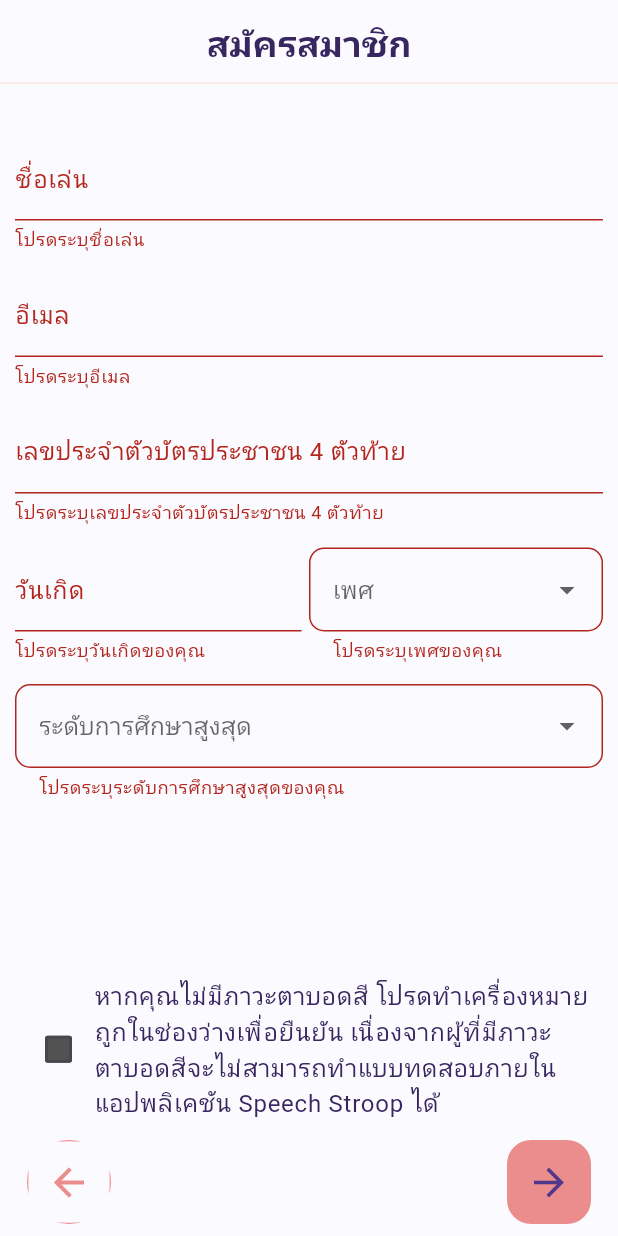
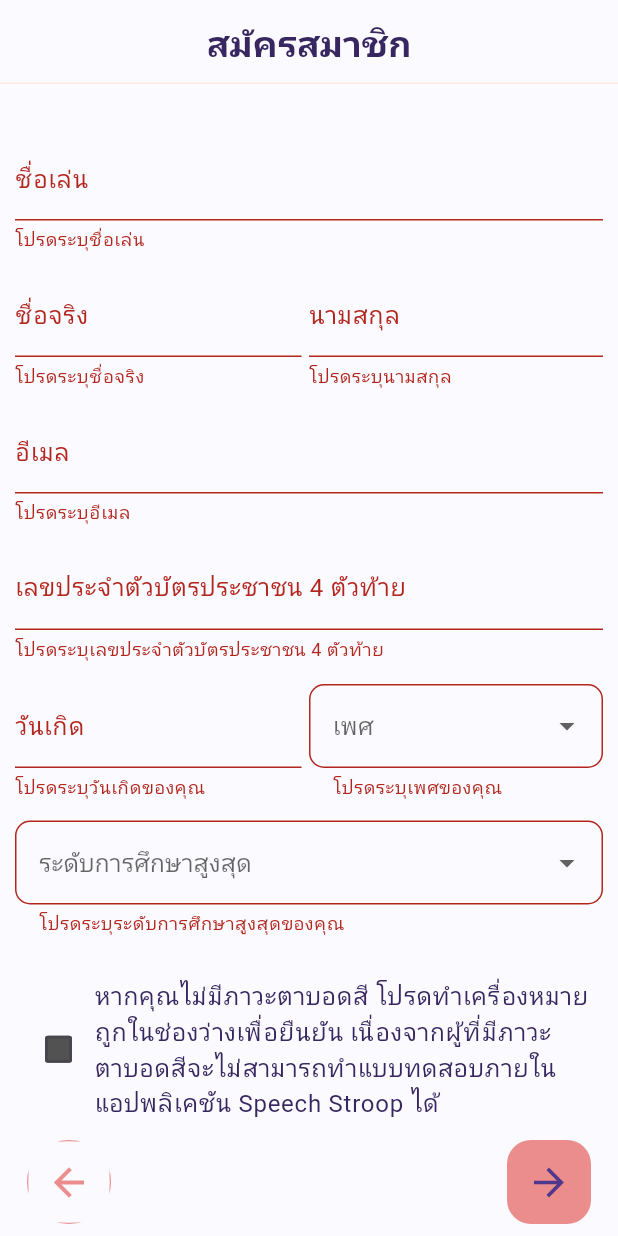
Before and after one commit to anpdgr/SpeechStroop, a Flutter app: the Register2Screen screen opened by its route, after a tap on the "arrow forward" icon, on a phone screen of 412 x 824 dp. Run offline on Flutter 3.47's test engine with Material 2 defaults, Android fonts, the light colour scheme and no system bars; our stand-ins replace animated_text_kit, avatar_glow, logger, permission_handler, speech_to_text, tuple; missing offline and left inert: buddhist_datetime_dateformat, mongo_dart; accounts and stored records are empty; Roboto replaces fonts that are missing (BaiJamjuree).

Commit message:
feat(register): add name and surname field in userModel and register screen

```diff
--- a/speech_stroop/lib/screens/auth/register.dart
+++ b/speech_stroop/lib/screens/auth/register.dart
@@ -15,7 +15,7 @@ PreconditionScore readingAbilityTest = PreconditionScore(0, DateTime.now());
 Precondition precondition =
     Precondition(true, colorVisibilityTest, readingAbilityTest, false);
 User registerReq = User(
-    '', '', '', '', DateTime.now(), '', '', userHealthScores, precondition);
+    '', '', '', '', '', '', DateTime.now(), '', '', userHealthScores, precondition);
 
 class RegisterScreen extends StatefulWidget {
   const RegisterScreen({Key key}) : super(key: key);
--- a/speech_stroop/lib/screens/auth/register2.dart
+++ b/speech_stroop/lib/screens/auth/register2.dart
@@ -20,7 +20,9 @@ class _Register2ScreenState extends State<Register2Screen> {
   final scaffoldKey = GlobalKey<ScaffoldState>();
   final formGlobalKey = GlobalKey<FormState>();
 
+  TextEditingController usernameController;
   TextEditingController nameController;
+  TextEditingController surnameController;
   TextEditingController emailController;
   TextEditingController lastFourIdController;
   TextEditingController dobController;
@@ -50,7 +52,9 @@ class _Register2ScreenState extends State<Register2Screen> {
   @override
   void initState() {
     super.initState();
+    usernameController = TextEditingController();
     nameController = TextEditingController();
+    surnameController = TextEditingController();
     emailController = TextEditingController();
     lastFourIdController = TextEditingController();
     dobController = TextEditingController();
@@ -86,18 +90,44 @@ class _Register2ScreenState extends State<Register2Screen> {
                 child: Column(
                   mainAxisSize: MainAxisSize.max,
                   children: [
-                    Align(
-                      alignment: const AlignmentDirectional(0, 0),
-                      child: Padding(
+                    Padding(
                       padding:
                           const EdgeInsetsDirectional.fromSTEB(0, 15, 0, 0),
                       child: TextFormFieldCustom(
-                          nameController,
+                        usernameController,
                         'ชื่อเล่น',
                         TextInputType.name,
                         (val) {
                           if (val.isEmpty) {
                             return 'โปรดระบุชื่อเล่น';
+                          }
+                          return null;
+                        },
+                        // TODO: create func validateOnChanged ?
+                        (val) {
+                          if (formGlobalKey.currentState.validate()) {
+                            formGlobalKey.currentState.save();
+                          }
+                        },
+                      ),
+                    ),
+                    Padding(
+                      padding: const EdgeInsetsDirectional.fromSTEB(
+                                  0, 15, 0, 0),
+                      child: Row(
+                        mainAxisSize: MainAxisSize.min,
+                        mainAxisAlignment: MainAxisAlignment.spaceAround,
+                        children: [
+                          Expanded(
+                            child: Padding(
+                              padding: const EdgeInsetsDirectional.fromSTEB(0, 0, 5, 0),
+                              child: TextFormFieldCustom(
+                                nameController,
+                                'ชื่อจริง',
+                                TextInputType.name,
+                                (val) {
+                                  if (val.isEmpty) {
+                                    return 'โปรดระบุชื่อจริง';
                                   }
                                   return null;
                                 },
@@ -107,6 +137,27 @@ class _Register2ScreenState extends State<Register2Screen> {
                                   }
                                 },
                               ),
+                            ),
+                          ),
+                          Expanded(
+                            child: TextFormFieldCustom(
+                              surnameController,
+                              'นามสกุล',
+                              TextInputType.name,
+                              (val) {
+                                if (val.isEmpty) {
+                                  return 'โปรดระบุนามสกุล';
+                                }
+                                return null;
+                              },
+                              (val) {
+                                if (formGlobalKey.currentState.validate()) {
+                                  formGlobalKey.currentState.save();
+                                }
+                              },
+                            ),
+                          ),
+                        ],
                       ),
                     ),
                     Padding(
@@ -337,7 +388,10 @@ class _Register2ScreenState extends State<Register2Screen> {
     List<int> splitDob =
         dobController.text.split("-").map((e) => int.parse(e)).toList();
 
+    registerReq.username = usernameController.text;
+    //TODO: add user model for name, surname
     registerReq.name = nameController.text;
+    registerReq.surname = surnameController.text;
     registerReq.email = emailController.text;
     registerReq.lastFourId = lastFourIdController.text;
     registerReq.dateOfBirth = DateTime(splitDob[0], splitDob[1], splitDob[2]);
@@ -345,4 +399,5 @@ class _Register2ScreenState extends State<Register2Screen> {
     registerReq.education = educationValue ?? 'unknown';
     precondition.isColorBlind = !isNotColorBlind;
   }
+
 }
```
Also changed, not shown: speech_stroop/lib/model/user.dart (+8 -0 lines), 4 other files. Lines whose indentation alone changed are shown as unchanged.
